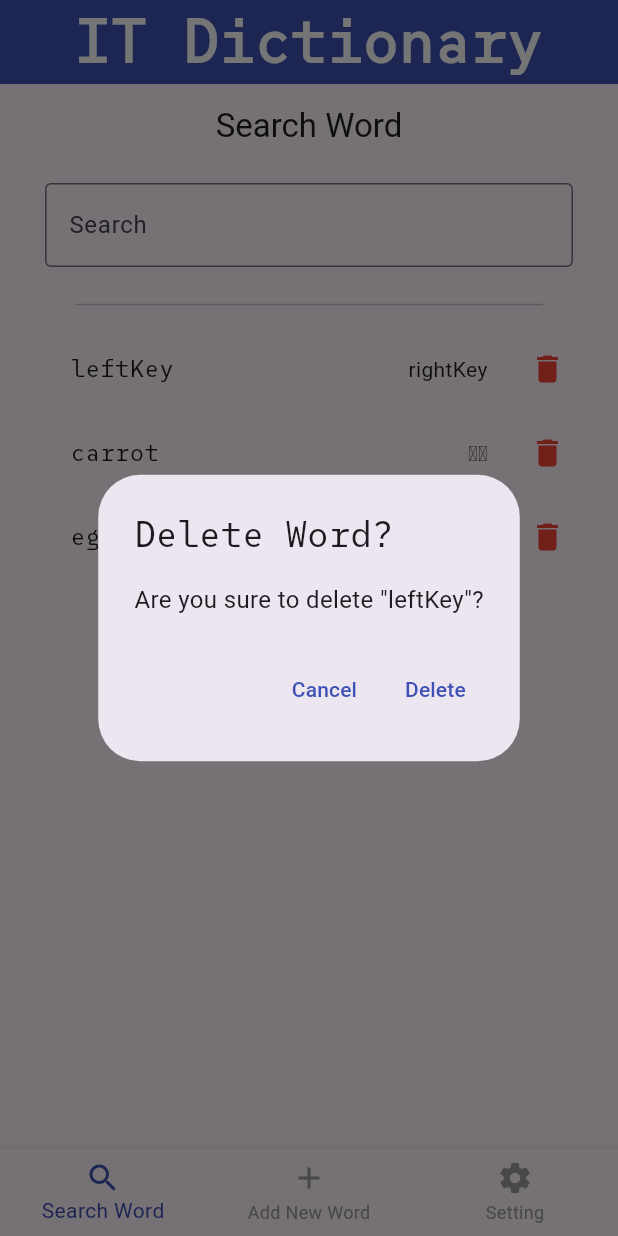
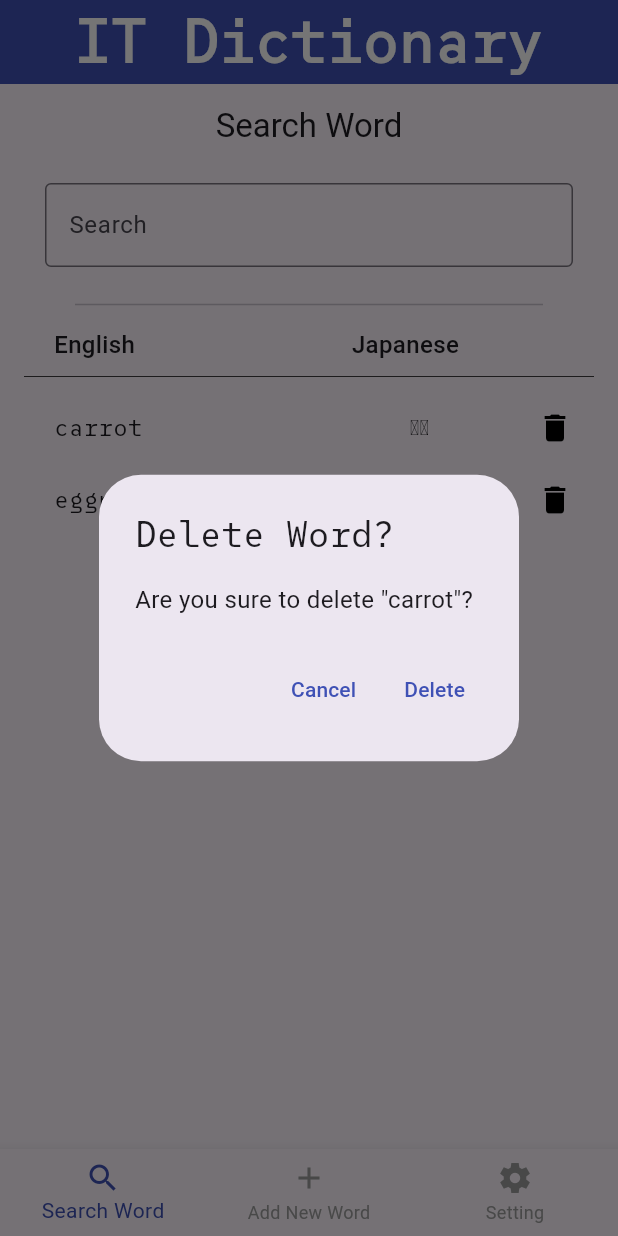
Before and after one commit to kotonekanno/it_dictionary, a Flutter app: the screen it shows after launch, after a tap on the "delete" icon, on a phone screen of 412 x 824 dp. Run offline on Flutter 3.47's test engine with Material 3 defaults, Android fonts, the phone set to English and light mode, and no system bars; our stand-ins replace csv, file_picker, hive, hive_flutter; accounts and stored records are empty.

Commit message:
キー名を変更できる修正

```diff
--- a/lib/providers/word_provider.dart
+++ b/lib/providers/word_provider.dart
@@ -22,7 +22,7 @@ class WordProvider extends ChangeNotifier {
     if (_box.isEmpty) {
       final csvString = await rootBundle.loadString('assets/default_words.csv');
       final rows = const LineSplitter().convert(csvString);
-      for (var row in rows) {
+      for (var row in rows.sublist(1)) {
         final parts = row.split(',');
         if (parts.length >= 2) {
           await _box.add(Word(leftKey: parts[0], rightKey: parts[1]));
--- a/lib/screens/add_word_screen.dart
+++ b/lib/screens/add_word_screen.dart
@@ -1,7 +1,7 @@
 import 'package:flutter/material.dart';
 import 'package:flutter/services.dart';
 import '../widgets/centered_max_width.dart';
-import '../utils/word_actions.dart';
+import '../utils/add_word_actions.dart';
 import '../widgets/word_input_form.dart';
 
 class AddWordScreen extends StatefulWidget {
--- a/lib/screens/home_screen.dart
+++ b/lib/screens/home_screen.dart
@@ -5,6 +5,7 @@ import '../providers/word_provider.dart';
 import '../providers/setting_provider.dart';
 import '../widgets/centered_max_width.dart';
 import '../widgets/word_tile.dart';
+import '../widgets/custom_dialog.dart';
 
 class HomeScreen extends StatefulWidget {
   const HomeScreen({super.key});
@@ -37,11 +38,9 @@ class HomeScreenState extends State<HomeScreen>{
     if (setting.confirmBeforeDelete) {
       final confirm = await showDialog<bool>(
         context: context,
-        builder: (context) => AlertDialog(
-          title: Text('Delete Word?',style: TextStyle(fontFamily: 'SUSEMono')),
-          content: Text(
-            'Are you sure to delete "${word.leftKey}"?',style: TextStyle(fontSize: 16),
-          ),
+        builder: (context) => CustomDialog(
+          title: 'Delete Word?',
+          content: 'Are you sure to delete "${word.leftKey}"?',
           actions: [
             TextButton(
               onPressed: () => Navigator.pop(context, false),
@@ -52,7 +51,7 @@ class HomeScreenState extends State<HomeScreen>{
               child: Text('Delete',style: TextStyle(color: Colors.indigo)),
             ),
           ],
-        ),
+        )
       );
 
       shouldDelete = confirm == true;
@@ -66,6 +65,9 @@ class HomeScreenState extends State<HomeScreen>{
   @override
   Widget build(BuildContext context) {
     final wordProvider = Provider.of<WordProvider>(context);
+
+    final leftKey = context.watch<SettingProvider>().leftKey;
+    final rightKey = context.watch<SettingProvider>().rightKey;
 
     return Scaffold(
       appBar: AppBar(
@@ -90,12 +92,44 @@ class HomeScreenState extends State<HomeScreen>{
             Expanded(
               child: Consumer<WordProvider>(
                 builder: (context, wordProvider, _) => ListView.builder(
-                  itemCount: wordProvider.words.length,
+                  itemCount: wordProvider.words.length + 1,
                   itemBuilder: (context, index) {
-                    final word = wordProvider.words[index];
+                    if (index == 0){
+                      return CenteredMaxWidth(
+                        maxWidth: 400,
+                        child: Column(
+                          children: [
+                            Padding(
+                              padding: EdgeInsets.symmetric(horizontal: 30),
+                              child: SizedBox(
+                                child: Row(
+                                  mainAxisAlignment: MainAxisAlignment.spaceBetween,
+                                  children: [
+                                    Text(leftKey, style: TextStyle(fontSize: 16, fontWeight: FontWeight.w500)),
+                                    Padding(
+                                      padding: EdgeInsets.only(right: 70),  // IconButton40 + 30
+                                      child:Text(rightKey, style: TextStyle(fontSize: 16, fontWeight: FontWeight.w500)),
+                                    )
+                                  ],
+                                ),
+                              ),
+                            ),
+                            Padding(
+                              padding: EdgeInsets.symmetric(horizontal: 10),
+                              child: Divider(
+                                height: 20,
+                                thickness: 0.5,
+                                color: Colors.black,
+                              ),
+                            ),
+                          ],
+                        ),
+                      );
+                    }
+                    final word = wordProvider.words[index - 1];
                     return WordTile(
                       word: word,
-                      onDelete: () => _confirmAndDelete(context, index, word),
+                      onDelete: () => _confirmAndDelete(context, index - 1, word),
                     );
                   },
                 ),
--- /dev/null
+++ b/lib/widgets/custom_dialog.dart
@@ -0,0 +1,23 @@
+import 'package:flutter/material.dart';
+
+class CustomDialog extends StatelessWidget {
+  final String title;
+  final String content;
+  final List<Widget>? actions;
+
+  const CustomDialog({
+    super.key,
+    required this.title,
+    required this.content,
+    this.actions,
+  });
+
+  @override
+  Widget build(BuildContext context) {
+    return AlertDialog(
+      title: Text(title, style: TextStyle(fontFamily: 'SUSEMono')),
+      content: Text(content, style: TextStyle(fontSize: 16)),
+      actions: actions,
+    );
+  }
+}
--- a/lib/widgets/word_tile.dart
+++ b/lib/widgets/word_tile.dart
@@ -1,4 +1,5 @@
 import 'package:flutter/material.dart';
+import 'package:it_dictionary/widgets/centered_max_width.dart';
 import '../models/word.dart';
 
 class WordTile extends StatelessWidget {
@@ -9,21 +10,17 @@ class WordTile extends StatelessWidget {
 
   @override
   Widget build(BuildContext context) {
-    return LayoutBuilder(
+    return CenteredMaxWidth(
+      maxWidth: 400,
+      child: LayoutBuilder(
         builder: (context, constraints) {
-        final double maxWidth = constraints.maxWidth < 350 ? constraints.maxWidth : 350;
-
-        return Align(
-          alignment: Alignment.center,
-          child: Container(
-            width: maxWidth,
-            padding: EdgeInsets.symmetric(vertical: 4),
-            child: Row(
-              mainAxisAlignment: MainAxisAlignment.spaceBetween,
+          final maxWidth = constraints.maxWidth;
+          return Row(
             children: [
-                SizedBox(width: 16),
               SizedBox(
-                  width: maxWidth - 72,
+                width: maxWidth - 90,  // IconButton = 40
+                child: Padding(
+                  padding: EdgeInsets.symmetric(horizontal: 30),
                   child: Row(
                     mainAxisAlignment: MainAxisAlignment.spaceBetween,
                     children: [
@@ -44,18 +41,18 @@ class WordTile extends StatelessWidget {
                     ],
                   ),
                 ),
-                SizedBox(width: 16),
+              ),
+              SizedBox(width: 30),
               IconButton(
-                  icon: Icon(Icons.delete, color: Colors.red),
+                icon: Icon(Icons.delete, color: Colors.black),
                 padding: EdgeInsets.zero,
                 constraints: BoxConstraints(),
                 onPressed: onDelete,
               ),
             ],
-            ),
-          ),
           );
         },
+      ),
     );
   }
 }
--- a/pubspec.yaml
+++ b/pubspec.yaml
@@ -33,9 +33,9 @@ dependencies:
   provider: ^6.1.5
   hive: ^2.2.3
   hive_flutter: ^1.1.0
-  csv: ^5.0.2
+  csv: ^6.0.0
   path_provider: ^2.1.2
-  file_picker: ^5.3.0
+  file_picker: ^10.3.3
 
   # The following adds the Cupertino Icons font to your application.
   # Use with the CupertinoIcons class for iOS style icons.
```
Also changed, not shown: lib/services/csv_loader.dart (deleted), lib/utils/add_word_actions.dart (renamed from lib/utils/word_actions.dart), pubspec.lock, 2 other files. Lines whose indentation alone changed are shown as unchanged.
